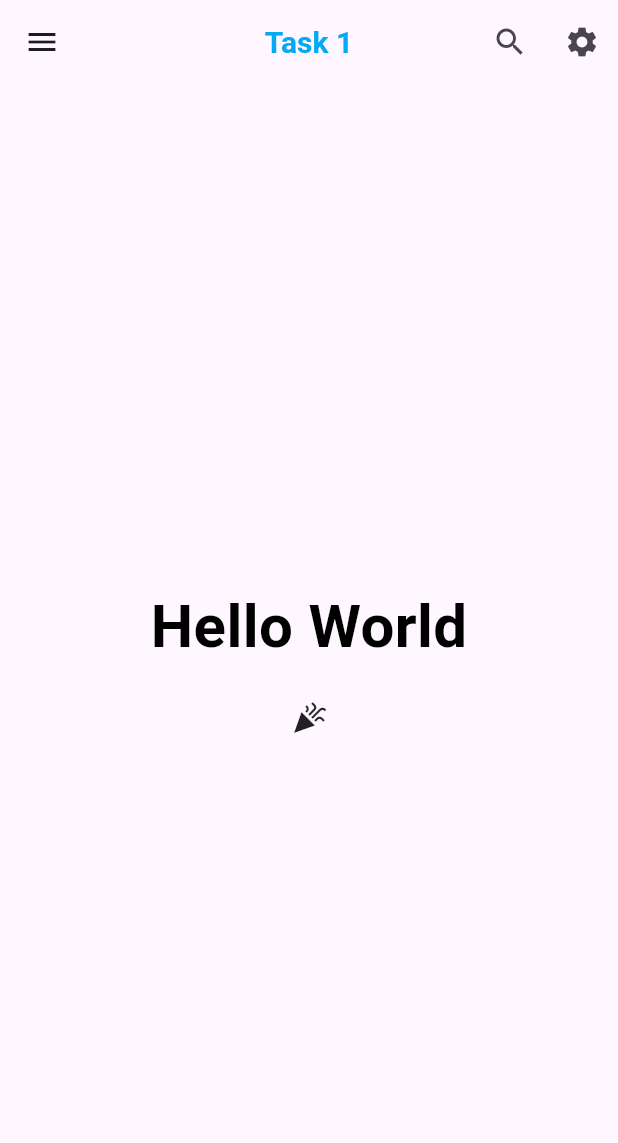
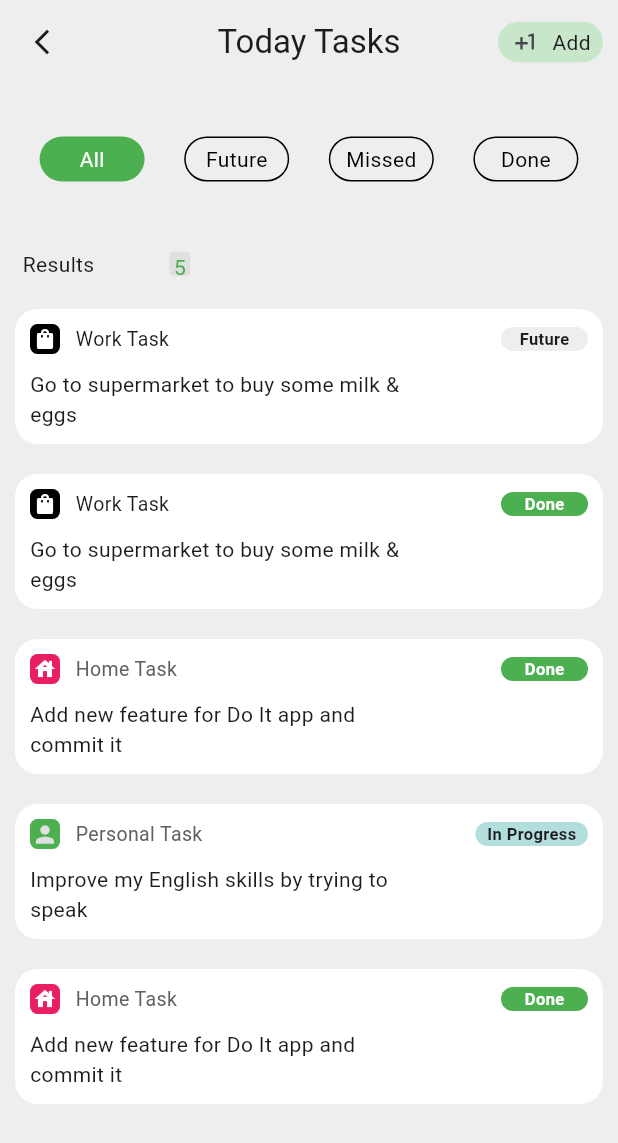
Before and after one commit to AhmedHassan885/Task-1-, a Flutter app: the screen it shows after launch, on a phone screen of 412 x 824 dp. Shown: the top 1143 px of the screen. Run offline on Flutter 3.47's test engine with Material 3 defaults, Android fonts, the phone set to English and light mode, and no system bars.

Commit message:
the second task

```diff
--- a/lib/main.dart
+++ b/lib/main.dart
@@ -1,3 +1,4 @@
+import 'package:course/task.dart';
 import 'package:flutter/material.dart';
 
 void main() {
@@ -11,7 +12,7 @@ class MyApp extends StatelessWidget {
   Widget build(BuildContext context) {
     return MaterialApp(
       debugShowCheckedModeBanner: false,
-      home: const MyHomePage(),
+      home: const App(),
     );
   }
 }
--- /dev/null
+++ b/lib/task.dart
@@ -0,0 +1,382 @@
+import 'package:flutter/material.dart';
+
+class App extends StatelessWidget {
+  const App({super.key});
+
+  @override
+  Widget build(BuildContext context) {
+    return MaterialApp(
+      debugShowCheckedModeBanner: false,
+      home: Scaffold(
+        backgroundColor: Colors.grey[200],
+        appBar: AppBar(
+          backgroundColor: Colors.grey[200],
+          actions: [
+            Container(
+              margin: EdgeInsets.only(right: 10),
+              width: 70,
+              height: 27,
+              decoration: BoxDecoration(
+                  color: Colors.green[100],
+                  borderRadius: BorderRadius.circular(20)),
+              child: Row(
+                mainAxisAlignment: MainAxisAlignment.spaceEvenly,
+                children: [
+                  Icon(
+                    Icons.plus_one,
+                    size: 20,
+                  ),
+                  Text("Add")
+                ],
+              ),
+            )
+          ],
+          leading: Icon(
+            Icons.arrow_back_ios_new,
+            size: 20,
+          ),
+          centerTitle: true,
+          title: Text("Today Tasks"),
+        ),
+        body: Column(
+          children: [
+            Row(
+              mainAxisAlignment: MainAxisAlignment.spaceEvenly,
+              children: [
+                Container(
+                  margin: EdgeInsets.symmetric(vertical: 35),
+                  alignment: Alignment.center,
+                  width: 70,
+                  height: 30,
+                  decoration: BoxDecoration(
+                      color: Colors.green,
+                      borderRadius: BorderRadius.circular(30)),
+                  child: Text(
+                    "All",
+                    style: TextStyle(color: Colors.white),
+                  ),
+                ),
+                Container(
+                  margin: EdgeInsets.symmetric(vertical: 35),
+                  alignment: Alignment.center,
+                  width: 70,
+                  height: 30,
+                  decoration: BoxDecoration(
+                      border: Border.all(color: Colors.black),
+                      borderRadius: BorderRadius.circular(30)),
+                  child: Text(
+                    "Future",
+                    style: TextStyle(color: Colors.black),
+                  ),
+                ),
+                Container(
+                  margin: EdgeInsets.symmetric(vertical: 35),
+                  alignment: Alignment.center,
+                  width: 70,
+                  height: 30,
+                  decoration: BoxDecoration(
+                      border: Border.all(color: Colors.black),
+                      borderRadius: BorderRadius.circular(30)),
+                  child: Text(
+                    "Missed",
+                    style: TextStyle(color: Colors.black),
+                  ),
+                ),
+                Container(
+                  margin: EdgeInsets.symmetric(vertical: 35),
+                  alignment: Alignment.center,
+                  width: 70,
+                  height: 30,
+                  decoration: BoxDecoration(
+                      border: Border.all(color: Colors.black),
+                      borderRadius: BorderRadius.circular(30)),
+                  child: Text(
+                    "Done",
+                    style: TextStyle(color: Colors.black),
+                  ),
+                ),
+              ],
+            ),
+            Container(
+              margin: EdgeInsets.symmetric(vertical: 10),
+              child: Row(
+                children: [
+                  SizedBox(
+                    width: 15,
+                  ),
+                  Text("Results"),
+                  SizedBox(
+                    width: 50,
+                  ),
+                  Container(
+                    decoration: BoxDecoration(
+                        color: Colors.grey[300],
+                        borderRadius: BorderRadius.circular(3)),
+                    alignment: Alignment.topCenter,
+                    width: 14,
+                    height: 16,
+                    child: Text(
+                      "5",
+                      style: TextStyle(color: Colors.green),
+                    ),
+                  )
+                ],
+              ),
+            ),
+            Container(
+              height: 90,
+              decoration: BoxDecoration(
+                  color: Colors.white, borderRadius: BorderRadius.circular(15)),
+              margin: EdgeInsets.all(10),
+              padding: EdgeInsets.all(10),
+              child: Column(
+                crossAxisAlignment: CrossAxisAlignment.start,
+                children: [
+                  Row(
+                    children: [
+                      Container(
+                          alignment: Alignment.center,
+                          decoration: BoxDecoration(
+                              color: Colors.black,
+                              borderRadius: BorderRadius.circular(5)),
+                          width: 20,
+                          height: 20,
+                          child: Icon(
+                            Icons.shopping_bag,
+                            size: 16,
+                            color: Colors.white,
+                          )),
+                      Text(
+                        "   Work Task",
+                        style: TextStyle(fontSize: 13),
+                      ),
+                      Spacer(),
+                      Container(
+                        alignment: Alignment.center,
+                        width: 58,
+                        decoration: BoxDecoration(
+                            color: Colors.grey[200],
+                            borderRadius: BorderRadius.circular(25)),
+                        child: Text(
+                          "Future",
+                          style: TextStyle(
+                              fontSize: 11, fontWeight: FontWeight.bold),
+                        ),
+                      )
+                    ],
+                  ),
+                  SizedBox(
+                    height: 10,
+                  ),
+                  Text("Go to supermarket to buy some milk & \neggs")
+                ],
+              ),
+            ),
+            Container(
+              height: 90,
+              decoration: BoxDecoration(
+                  color: Colors.white, borderRadius: BorderRadius.circular(15)),
+              margin: EdgeInsets.all(10),
+              padding: EdgeInsets.all(10),
+              child: Column(
+                crossAxisAlignment: CrossAxisAlignment.start,
+                children: [
+                  Row(
+                    children: [
+                      Container(
+                          alignment: Alignment.center,
+                          decoration: BoxDecoration(
+                              color: Colors.black,
+                              borderRadius: BorderRadius.circular(5)),
+                          width: 20,
+                          height: 20,
+                          child: Icon(
+                            Icons.shopping_bag,
+                            size: 16,
+                            color: Colors.white,
+                          )),
+                      Text(
+                        "   Work Task",
+                        style: TextStyle(fontSize: 13),
+                      ),
+                      Spacer(),
+                      Container(
+                        alignment: Alignment.center,
+                        width: 58,
+                        decoration: BoxDecoration(
+                            color: Colors.green,
+                            borderRadius: BorderRadius.circular(25)),
+                        child: Text(
+                          "Done",
+                          style: TextStyle(
+                              color: Colors.white,
+                              fontSize: 11,
+                              fontWeight: FontWeight.bold),
+                        ),
+                      )
+                    ],
+                  ),
+                  SizedBox(
+                    height: 10,
+                  ),
+                  Text("Go to supermarket to buy some milk & \neggs")
+                ],
+              ),
+            ),
+            Container(
+              height: 90,
+              decoration: BoxDecoration(
+                  color: Colors.white, borderRadius: BorderRadius.circular(15)),
+              margin: EdgeInsets.all(10),
+              padding: EdgeInsets.all(10),
+              child: Column(
+                crossAxisAlignment: CrossAxisAlignment.start,
+                children: [
+                  Row(
+                    children: [
+                      Container(
+                          alignment: Alignment.center,
+                          decoration: BoxDecoration(
+                              color: Colors.pink,
+                              borderRadius: BorderRadius.circular(5)),
+                          width: 20,
+                          height: 20,
+                          child: Icon(
+                            Icons.house,
+                            size: 16,
+                            color: Colors.white,
+                          )),
+                      Text(
+                        "   Home Task",
+                        style: TextStyle(fontSize: 13, color: Colors.grey[700]),
+                      ),
+                      Spacer(),
+                      Container(
+                        alignment: Alignment.center,
+                        width: 58,
+                        decoration: BoxDecoration(
+                            color: Colors.green,
+                            borderRadius: BorderRadius.circular(25)),
+                        child: Text(
+                          "Done",
+                          style: TextStyle(
+                              color: Colors.white,
+                              fontSize: 11,
+                              fontWeight: FontWeight.bold),
+                        ),
+                      )
+                    ],
+                  ),
+                  SizedBox(
+                    height: 10,
+                  ),
+                  Text("Add new feature for Do It app and \ncommit it")
+                ],
+              ),
+            ),
+            Container(
+              height: 90,
+              decoration: BoxDecoration(
+                  color: Colors.white, borderRadius: BorderRadius.circular(15)),
+              margin: EdgeInsets.all(10),
+              padding: EdgeInsets.all(10),
+              child: Column(
+                crossAxisAlignment: CrossAxisAlignment.start,
+                children: [
+                  Row(
+                    children: [
+                      Container(
+                          alignment: Alignment.center,
+                          decoration: BoxDecoration(
+                              color: Colors.green,
+                              borderRadius: BorderRadius.circular(5)),
+                          width: 20,
+                          height: 20,
+                          child: Icon(
+                            Icons.person,
+                            size: 18,
+                            color: Colors.grey[300],
+                          )),
+                      Text(
+                        "   Personal Task",
+                        style: TextStyle(fontSize: 13, color: Colors.grey[700]),
+                      ),
+                      Spacer(),
+                      Container(
+                        alignment: Alignment.center,
+                        width: 75,
+                        decoration: BoxDecoration(
+                            color: Colors.teal[100],
+                            borderRadius: BorderRadius.circular(20)),
+                        child: Text(
+                          "In Progress",
+                          style: TextStyle(
+                              fontWeight: FontWeight.bold, fontSize: 11),
+                        ),
+                      )
+                    ],
+                  ),
+                  SizedBox(
+                    height: 10,
+                  ),
+                  Text("Improve my English skills by trying to \nspeak")
+                ],
+              ),
+            ),
+            Container(
+              height: 90,
+              decoration: BoxDecoration(
+                  color: Colors.white, borderRadius: BorderRadius.circular(15)),
+              margin: EdgeInsets.all(10),
+              padding: EdgeInsets.all(10),
+              child: Column(
+                crossAxisAlignment: CrossAxisAlignment.start,
+                children: [
+                  Row(
+                    children: [
+                      Container(
+                          alignment: Alignment.center,
+                          decoration: BoxDecoration(
+                              color: Colors.pink,
+                              borderRadius: BorderRadius.circular(5)),
+                          width: 20,
+                          height: 20,
+                          child: Icon(
+                            Icons.house,
+                            size: 16,
+                            color: Colors.white,
+                          )),
+                      Text(
+                        "   Home Task",
+                        style: TextStyle(fontSize: 13, color: Colors.grey[700]),
+                      ),
+                      Spacer(),
+                      Container(
+                        alignment: Alignment.center,
+                        width: 58,
+                        decoration: BoxDecoration(
+                            color: Colors.green,
+                            borderRadius: BorderRadius.circular(25)),
+                        child: Text(
+                          "Done",
+                          style: TextStyle(
+                              color: Colors.white,
+                              fontSize: 11,
+                              fontWeight: FontWeight.bold),
+                        ),
+                      )
+                    ],
+                  ),
+                  SizedBox(
+                    height: 10,
+                  ),
+                  Text("Add new feature for Do It app and \ncommit it")
+                ],
+              ),
+            ),
+          ],
+        ),
+      ),
+    );
+  }
+}
```
